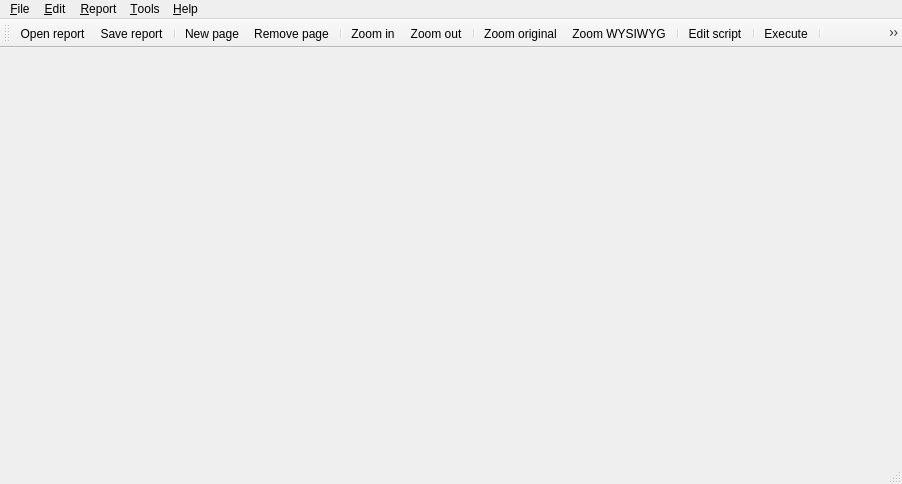
This is apps/designer/mainwindow.ui in shujaatak/exaro as Qt 5 draws it before an edit. The edited form follows.
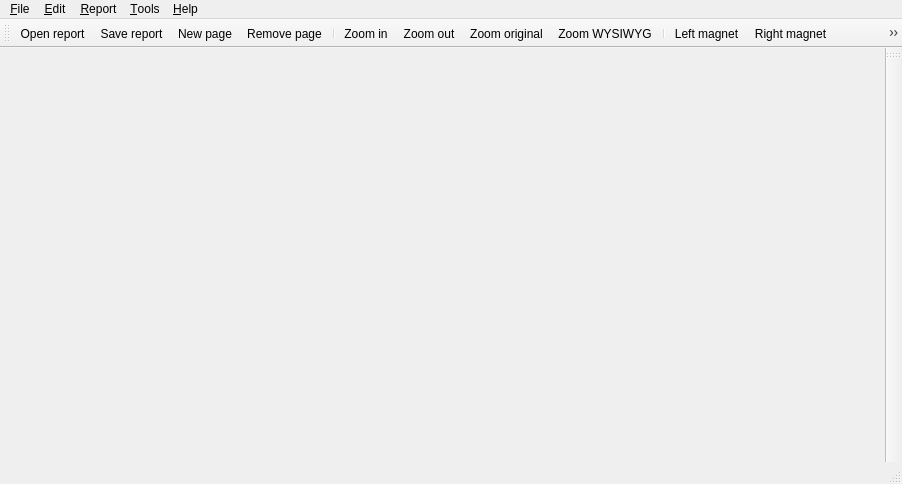
This is the edited form. Icons and pictures are not drawn.

Commit message: designer improovement (templetes, options dialog, adding toolbar, icons )

Diff of the .ui file:
```diff
--- a/apps/designer/mainwindow.ui
+++ b/apps/designer/mainwindow.ui
@@ -16,9 +16,15 @@
    <iconset resource="report.qrc" >
     <normaloff>:/images/exaro.png</normaloff>:/images/exaro.png</iconset>
   </property>
-  <widget class="QWidget" name="centralwidget" />
-  <widget class="QMenuBar" name="menubar" >
-   <property name="geometry" >
+  <property name="iconSize">
+   <size>
+    <width>16</width>
+    <height>16</height>
+   </size>
+  </property>
+  <widget class="QWidget" name="centralwidget"/>
+  <widget class="QMenuBar" name="menubar">
+   <property name="geometry">
     <rect>
      <x>0</x>
      <y>0</y>
@@ -106,35 +112,46 @@
    <attribute name="toolBarBreak" >
     <bool>false</bool>
    </attribute>
-   <addaction name="actionOpen_report" />
-   <addaction name="actionSave_report" />
-   <addaction name="separator" />
-   <addaction name="actionNew_page" />
-   <addaction name="actionRemove_page" />
-   <addaction name="separator" />
-   <addaction name="actionZoom_in" />
-   <addaction name="actionZoom_out" />
-   <addaction name="separator" />
-   <addaction name="actionZoom_original" />
-   <addaction name="actionZoom_WYSIWYG" />
-   <addaction name="separator" />
-   <addaction name="actionEdit_script" />
-   <addaction name="separator" />
-   <addaction name="actionExecute" />
-   <addaction name="separator" />
-   <addaction name="actionSetup_a_database" />
-   <addaction name="separator" />
-   <addaction name="actionLeft_magnet" />
-   <addaction name="actionRight_magnet" />
-   <addaction name="actionTop_magnet" />
-   <addaction name="actionBottom_magnet" />
-   <addaction name="actionVertical_magnet" />
-   <addaction name="actionHorizontal_magnet" />
-   <addaction name="separator" />
+   <addaction name="actionOpen_report"/>
+   <addaction name="actionSave_report"/>
+   <addaction name="actionNew_page"/>
+   <addaction name="actionRemove_page"/>
+   <addaction name="separator"/>
+   <addaction name="actionZoom_in"/>
+   <addaction name="actionZoom_out"/>
+   <addaction name="actionZoom_original"/>
+   <addaction name="actionZoom_WYSIWYG"/>
+   <addaction name="separator"/>
+   <addaction name="actionLeft_magnet"/>
+   <addaction name="actionRight_magnet"/>
+   <addaction name="actionTop_magnet"/>
+   <addaction name="actionBottom_magnet"/>
+   <addaction name="actionVertical_magnet"/>
+   <addaction name="actionHorizontal_magnet"/>
+   <addaction name="actionEdit_script"/>
+   <addaction name="actionExecute"/>
+   <addaction name="actionSetup_a_database"/>
   </widget>
-  <action name="actionRemove_page" >
-   <property name="icon" >
-    <iconset resource="report.qrc" >
+  <widget class="QToolBar" name="toolBarTools">
+   <property name="windowTitle">
+    <string>toolBar_2</string>
+   </property>
+   <property name="iconSize">
+    <size>
+     <width>24</width>
+     <height>24</height>
+    </size>
+   </property>
+   <attribute name="toolBarArea">
+    <enum>RightToolBarArea</enum>
+   </attribute>
+   <attribute name="toolBarBreak">
+    <bool>false</bool>
+   </attribute>
+  </widget>
+  <action name="actionRemove_page">
+   <property name="icon">
+    <iconset resource="report.qrc">
      <normaloff>:/images/deletePage.png</normaloff>:/images/deletePage.png</iconset>
    </property>
    <property name="text" >
```
Left out of the diff: 372 changed lines with no effect on the pictures. The commit also changes 10 other files.
